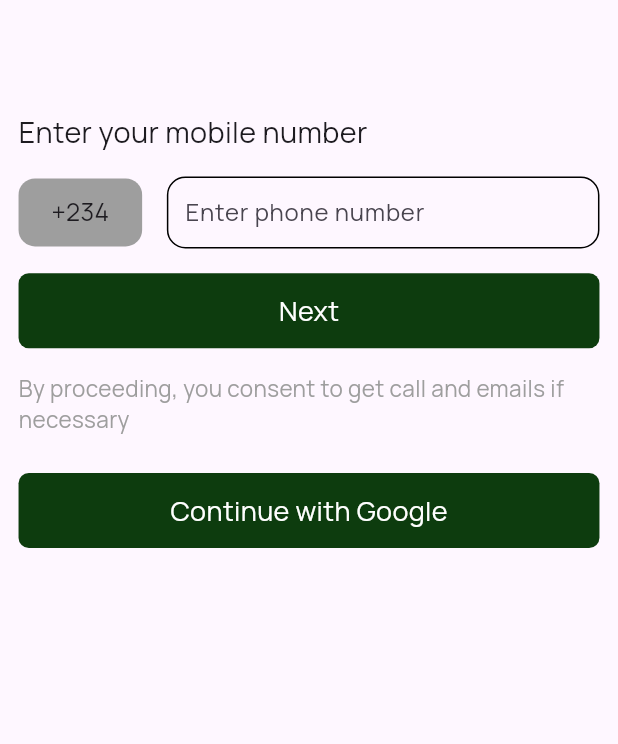
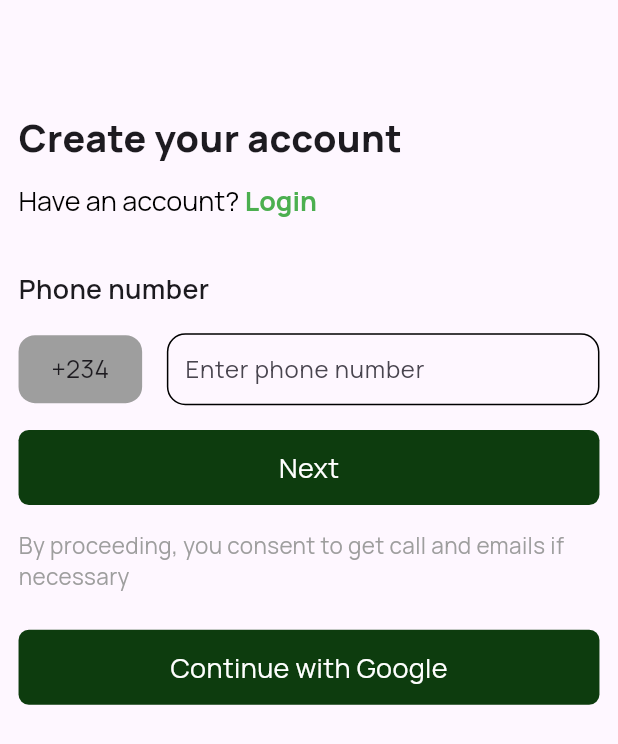
Before and after one commit to Meealley/app_user, a Flutter app: the screen it shows after launch, on a phone screen of 412 x 824 dp. Shown: the top 744 px of the screen. Run offline on Flutter 3.47's test engine with Material 3 defaults, Android fonts, the light colour scheme and no system bars; our stand-ins replace country_picker, firebase_auth, firebase_core, font_awesome_flutter, page_transition, persistent_bottom_nav_bar and 2 more; accounts and stored records are empty.

Commit message:
added the mobileauth provider, signin logic, mobile services

```diff
--- /dev/null
+++ b/lib/controller/provider/auth_provider.dart
@@ -0,0 +1,16 @@
+import 'package:flutter/material.dart';
+
+class MobileAuthProvier extends ChangeNotifier {
+  String? mobileNumber;
+  String? verificationId;
+
+  updateVerificationID(String verification) {
+    verificationId = verification;
+    notifyListeners();
+  }
+
+  updateMobilenumber(String number) {
+    mobileNumber = number;
+    notifyListeners();
+  }
+}
--- a/lib/main.dart
+++ b/lib/main.dart
@@ -1,7 +1,10 @@
 import 'package:firebase_core/firebase_core.dart';
 import 'package:flutter/material.dart';
+import 'package:kfc/controller/provider/auth_provider.dart';
 import 'package:kfc/firebase_options.dart';
 import 'package:kfc/view/authscreens/login_screen.dart';
+import 'package:kfc/view/authscreens/signin_logic_screen.dart';
+import 'package:provider/provider.dart';
 import 'package:sizer/sizer.dart';
 
 Future main() async {
@@ -20,13 +23,20 @@ class KFCApp extends StatelessWidget {
   @override
   Widget build(BuildContext context) {
     return Sizer(builder: (context, _, __) {
-      return MaterialApp(
-        title: title,
-        debugShowCheckedModeBanner: false,
-        theme: ThemeData(
-          fontFamily: "Manrope",
+      return MultiProvider(
+        providers: [
+          ChangeNotifierProvider(
+            create: (_) => MobileAuthProvier(),
+          )
+        ],
+        child: MaterialApp(
+          title: title,
+          debugShowCheckedModeBanner: false,
+          theme: ThemeData(
+            fontFamily: "Manrope",
+          ),
+          home: SigninLogiceScreen(),
         ),
-        home: const LoginScreenUser(),
       );
     });
   }
--- a/lib/utils/custom_button.dart
+++ b/lib/utils/custom_button.dart
@@ -3,14 +3,10 @@ import 'package:flutter/material.dart';
 import 'package:sizer/sizer.dart';
 
 class CustomButton extends StatelessWidget {
-  final String text;
+  final String? text;
   final VoidCallback onTapped;
 
-  const CustomButton({
-    super.key,
-    required this.text,
-    required this.onTapped,
-  });
+  const CustomButton({super.key, this.text, required this.onTapped});
 
   @override
   Widget build(BuildContext context) {
@@ -25,7 +21,7 @@ class CustomButton extends StatelessWidget {
         ),
         child: Center(
             child: Text(
-          text,
+          text!,
           style: const TextStyle(
             color: Colors.white,
             fontSize: 18,
--- a/lib/view/authscreens/login_screen.dart
+++ b/lib/view/authscreens/login_screen.dart
@@ -2,7 +2,10 @@ import 'dart:developer';
 
 import 'package:country_picker/country_picker.dart';
 import 'package:flutter/material.dart';
+import 'package:kfc/controller/provider/auth_provider.dart';
+import 'package:kfc/controller/services/mobile_services.dart';
 import 'package:kfc/view/authscreens/widgets/login_widget.dart';
+import 'package:provider/provider.dart';
 
 class LoginScreenUser extends StatefulWidget {
   const LoginScreenUser({super.key});
@@ -14,13 +17,35 @@ class LoginScreenUser extends StatefulWidget {
 class _LoginScreenUserState extends State<LoginScreenUser> {
   String _selectedCountry = '+234';
   final TextEditingController _controller = TextEditingController();
+  bool receiveOTPButtonPressed = false;
+
+  @override
+  void initState() {
+    // TODO: implement initState
+    super.initState();
+    WidgetsBinding.instance.addPostFrameCallback((_) {
+      setState(() {
+        receiveOTPButtonPressed = false;
+      });
+    });
+  }
 
   @override
   Widget build(BuildContext context) {
     return LoginScreenWidget(
-      text: "Enter your mobile number",
+      OTPbuttonPressed: receiveOTPButtonPressed,
+      text: "Phone number",
       onPressed: () {
         log(_controller.text);
+        setState(() {
+          receiveOTPButtonPressed = true;
+        });
+        context
+            .read<MobileAuthProvier>()
+            .updateMobilenumber("$_selectedCountry${_controller.text.trim()}");
+        MobileAuthService.receiveOTP(
+            context: context,
+            mobileNumber: '$_selectedCountry${_controller.text.trim()}');
       },
       selectedCountry: _selectedCountry,
       controller: _controller,
--- a/lib/view/authscreens/widgets/login_widget.dart
+++ b/lib/view/authscreens/widgets/login_widget.dart
@@ -1,4 +1,3 @@
-
 import 'package:flutter/material.dart';
 import 'package:kfc/utils/custom_button.dart';
 import 'package:kfc/utils/reusable_text.dart';
@@ -8,6 +7,7 @@ class LoginScreenWidget extends StatelessWidget {
   final String text;
   final String selectedCountry;
   final VoidCallback onTapCountry;
+  final bool OTPbuttonPressed;
   final VoidCallback onPressed;
   final VoidCallback onPressNext;
   final TextEditingController controller;
@@ -19,7 +19,8 @@ class LoginScreenWidget extends StatelessWidget {
       required this.onTapCountry,
       required this.selectedCountry,
       required this.onPressNext,
-      required this.controller});
+      required this.controller,
+      required this.OTPbuttonPressed});
 
   @override
   Widget build(BuildContext context) {
@@ -34,9 +35,51 @@ class LoginScreenWidget extends StatelessWidget {
             height: 2.h,
           ),
           Text(
+            "Create your account",
+            style: TextStyle(
+              fontSize: 25,
+              fontWeight: FontWeight.w900,
+            ),
+          ),
+
+          SizedBox(
+            height: 1.4.h,
+          ),
+
+          RichText(
+            text: TextSpan(
+              text: 'Have an account? ',
+              style: TextStyle(
+                color: Colors.black, // Change the color of the regular text
+                fontSize: 18,
+                fontFamily: "Manrope",
+              ),
+              children: <TextSpan>[
+                TextSpan(
+                  text: 'Login',
+                  style: TextStyle(
+                    color: Colors.green, // Change the color of the word "Login"
+                    fontWeight: FontWeight.bold,
+                    fontFamily: "Manrope",
+                  ),
+                  // Add onTap handler if needed
+                  // onTap: () {
+                  //   // Handle tap on "Login"
+                  // },
+                ),
+              ],
+            ),
+          ),
+
+          SizedBox(
+            height: 4.h,
+          ),
+
+          Text(
             text,
             style: TextStyle(
-              fontSize: 14.sp,
+              fontSize: 13.sp,
+              fontWeight: FontWeight.w600,
             ),
           ),
           SizedBox(
@@ -128,10 +171,36 @@ class LoginScreenWidget extends StatelessWidget {
           //     ],
           //   ),
           // ),
-          CustomButton(
-            text: "Next",
-            onTapped: onPressed,
+          GestureDetector(
+            onTap: onPressed,
+            child: Container(
+              width: double.infinity,
+              height: 50,
+              decoration: BoxDecoration(
+                color: const Color.fromARGB(255, 13, 60, 14),
+                borderRadius: BorderRadius.circular(5.sp),
+              ),
+              child: OTPbuttonPressed
+                  ? Center(
+                      child: SizedBox(
+                        height: 20,
+                        width: 20,
+                        child: CircularProgressIndicator(
+                          color: Colors.white,
+                        ),
+                      ),
+                    )
+                  : Center(
+                      child: Text(
+                      "Next",
+                      style: const TextStyle(
+                        color: Colors.white,
+                        fontSize: 18,
+                      ),
+                    )),
+            ),
           ),
+
           SizedBox(
             height: 2.h,
           ),
--- a/pubspec.yaml
+++ b/pubspec.yaml
@@ -43,6 +43,8 @@ dependencies:
   persistent_bottom_nav_bar: ^5.0.2
   firebase_core: ^2.30.1
   firebase_auth: ^4.19.4
+  page_transition: ^2.1.0
+  provider: ^6.1.2
 
 dev_dependencies:
   flutter_test:
```
Also changed, not shown: lib/controller/services/mobile_services.dart (+69 -1 lines), lib/view/authscreens/signin_logic_screen.dart (added, +29 -0 lines), assets/images/signin.png (added), pubspec.lock.
